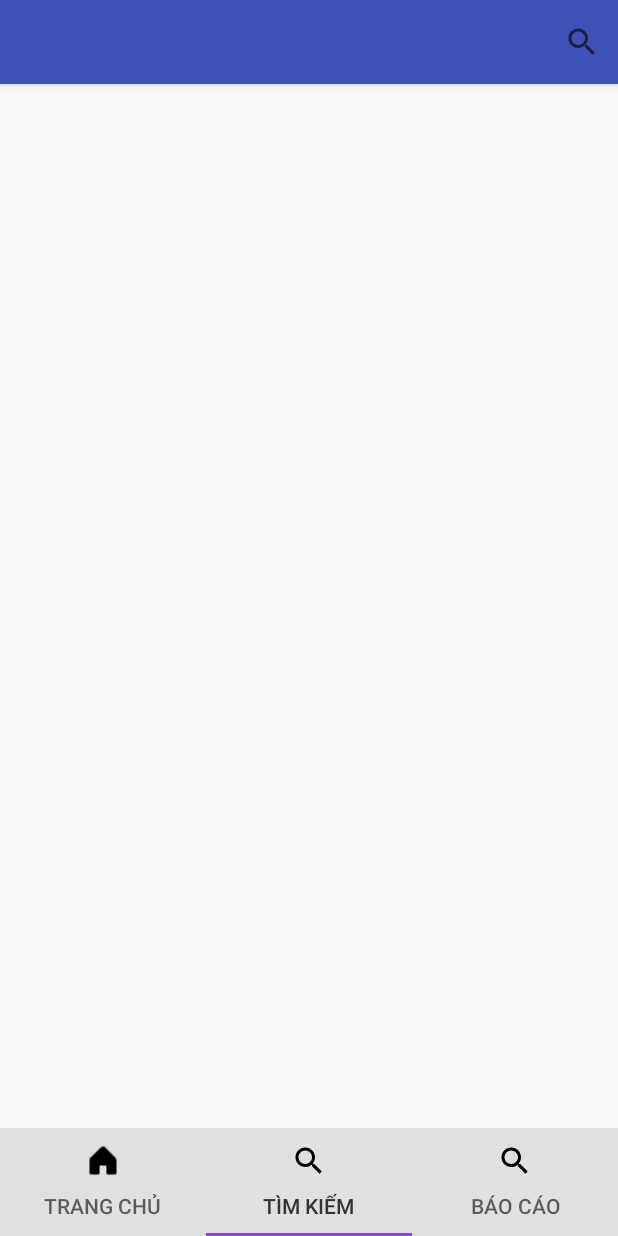
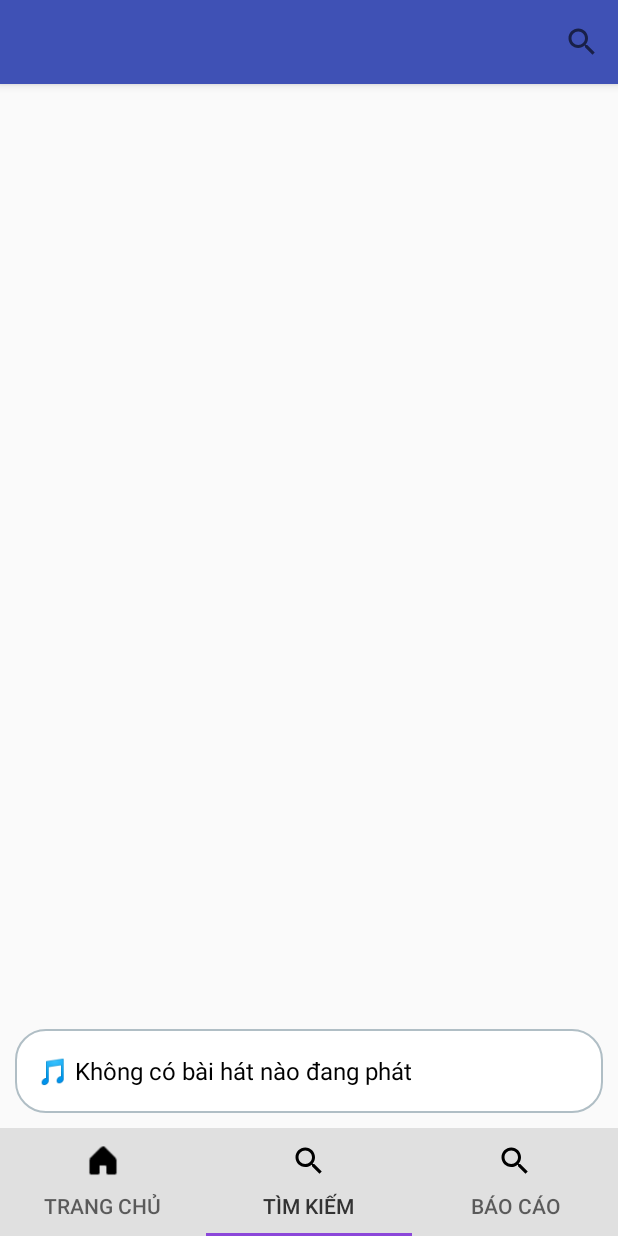
Before and after one commit to chanhdangcom/mobile-developer, an Android app: the screen it shows after launch (MainActivity), item 2 of the bottom bar chosen, on a phone screen of 412 x 824 dp. Run offline under Robolectric (Android 15) with nearby library versions, the light colour scheme and no system bars; our stand-ins replace Picasso; libraries missing offline, so code that uses them is left out: com.github.mikephil.charting, me.relex.circleindicator; pictures from the network do not load; 69 statements that could not run were skipped.

Commit message:
feat(MainActivity): add now playing toolbar to display current song and handle click events to navigate to PlayMusicActivity feat(PlayMusicActivity): update song handling to support new song data and improve UI updates for current song feat(MusicService): modify playSong method to accept song object instead of link and update current song holder chore(CurrentSongHolder): create a new class to hold the currently playing song for easier access across activities style(rounded_corner.xml): add stroke to rounded corner drawable for better visual appearance style(activity_main.xml): add now playing toolbar layout to main activity for displaying current song information fix(strings.xml): add new string resources for better localization and user feedback messages

```diff
--- a/app/src/main/java/com/ngdat/mymusic/Activity/MainActivity.java
+++ b/app/src/main/java/com/ngdat/mymusic/Activity/MainActivity.java
@@ -9,10 +9,17 @@ import com.ngdat.mymusic.Fragment.Fragment_TimKiem;
 import com.ngdat.mymusic.Fragment.Fragment_TrangChu;
 import com.ngdat.mymusic.Fragment.baocao.FragmentBaoCao;
 import com.ngdat.mymusic.R;
+import android.content.Intent;
+import android.view.View;
+import android.widget.TextView;
+import androidx.appcompat.widget.Toolbar;
+import com.ngdat.mymusic.Adapter.CurrentSongHolder;
 
 public class MainActivity extends AppCompatActivity {
     TabLayout mTabLayout;
     ViewPager mViewPager;
+    Toolbar nowPlayingToolbar;
+    TextView tvNowPlaying;
 
     @Override
     protected void onCreate(Bundle savedInstanceState) {
@@ -20,6 +27,14 @@ public class MainActivity extends AppCompatActivity {
         setContentView(R.layout.activity_main);
         initView();
         init();
+        setupNowPlayingToolbar(); // <-- gọi hàm mới
+    }
+
+    private void initView() {
+        mTabLayout = findViewById(R.id.myTablayout);
+        mViewPager = findViewById(R.id.myViewPager);
+        nowPlayingToolbar = findViewById(R.id.nowPlayingToolbar);
+        tvNowPlaying = findViewById(R.id.tvNowPlaying);
     }
 
     private void init() {
@@ -31,21 +46,43 @@ public class MainActivity extends AppCompatActivity {
         mViewPager.setAdapter(mViewPagerAdapter);
         mTabLayout.setupWithViewPager(mViewPager);
 
-        // Set icon an toàn, kiểm tra null trước
-        if (mTabLayout.getTabAt(0) != null) {
-            mTabLayout.getTabAt(0).setIcon(R.drawable.icontrangchu);
-        }
-        if (mTabLayout.getTabAt(1) != null) {
-            mTabLayout.getTabAt(1).setIcon(R.drawable.ic_search);
-        }
-        if (mTabLayout.getTabAt(2) != null) {
-            mTabLayout.getTabAt(2).setIcon(R.drawable.ic_search);
-        }
-        // KHÔNG setTabAt(3) vì chỉ có 3 tab!
+        if (mTabLayout.getTabAt(0) != null) mTabLayout.getTabAt(0).setIcon(R.drawable.icontrangchu);
+        if (mTabLayout.getTabAt(1) != null) mTabLayout.getTabAt(1).setIcon(R.drawable.ic_search);
+        if (mTabLayout.getTabAt(2) != null) mTabLayout.getTabAt(2).setIcon(R.drawable.ic_search);
     }
 
-    private void initView() {
-        mTabLayout = findViewById(R.id.myTablayout);
-        mViewPager = findViewById(R.id.myViewPager);
+    private void setupNowPlayingToolbar() {
+        nowPlayingToolbar.setOnClickListener(new View.OnClickListener() {
+            @Override
+            public void onClick(View v) {
+                if (CurrentSongHolder.currentSong != null) {
+                    Intent intent = new Intent(MainActivity.this, PlayMusicActivity.class);
+                    intent.putExtra("cakhuc", CurrentSongHolder.currentSong);
+                    startActivity(intent);
+                }
+            }
+        });
+
+        // Hiển thị tên bài hát nếu có
+        if (CurrentSongHolder.currentSong != null) {
+            tvNowPlaying.setText("🎵 Đang phát: " + CurrentSongHolder.currentSong.getTenBaiHat());
+        } else {
+            tvNowPlaying.setText("🎵 Không có bài hát nào đang phát");
+        }
+
+        updateNowPlayingText();
+    }
+    private void updateNowPlayingText() {
+        if (CurrentSongHolder.currentSong != null) {
+            tvNowPlaying.setText("🎵 Đang phát: " + CurrentSongHolder.currentSong.getTenBaiHat());
+        } else {
+            tvNowPlaying.setText("🎵 Không có bài hát nào đang phát");
+        }
+    }
+
+    @Override
+    protected void onResume() {
+        super.onResume();
+        updateNowPlayingText(); // Cập nhật mỗi khi quay lại màn hình chính
     }
 }
--- a/app/src/main/res/drawable/rounded_corner.xml
+++ b/app/src/main/res/drawable/rounded_corner.xml
@@ -2,4 +2,7 @@
     android:shape="rectangle">
     <solid android:color="#FFFFFF" android:alpha="0" /> <!-- trong suốt -->
     <corners android:radius="20dp" /> <!-- chỉnh độ cong -->
+    <stroke
+        android:width="1dp"
+        android:color="#B0BEC5" /> <!-- Màu xám -->
 </shape>
--- a/app/src/main/res/layout/activity_main.xml
+++ b/app/src/main/res/layout/activity_main.xml
@@ -14,6 +14,30 @@
         android:layout_weight="1"
         android:contentDescription="Trang hiển thị bài hát và CD nhạc" />
 
+    <androidx.appcompat.widget.Toolbar
+        android:id="@+id/nowPlayingToolbar"
+        android:layout_width="match_parent"
+        android:layout_height="wrap_content"
+        android:background="@drawable/rounded_corner"
+        android:layout_marginStart="10dp"
+        android:layout_marginEnd="10dp"
+        android:layout_marginBottom="10dp"
+        android:clickable="true"
+        android:focusable="true"
+        android:orientation="horizontal">
+
+        <TextView
+            android:id="@+id/tvNowPlaying"
+            android:layout_width="wrap_content"
+            android:layout_height="wrap_content"
+            android:text="Không có bài hát đang phát"
+            android:textSize="16sp"
+            android:textColor="#000000"
+            android:ellipsize="end"
+            android:maxLines="1"
+            android:layout_weight="1" />
+    </androidx.appcompat.widget.Toolbar>
+
     <com.google.android.material.tabs.TabLayout
         android:id="@+id/myTablayout"
         android:layout_width="match_parent"
--- a/app/src/main/res/values/strings.xml
+++ b/app/src/main/res/values/strings.xml
@@ -5,4 +5,7 @@
     <string name="desc_play_pause">Phát / Tạm dừng</string>
     <string name="desc_next">Bài tiếp</string>
     <string name="desc_repeat">Lặp lại</string>
+    <string name="app_name_music">My Music</string> <string name="no_music_playing">Không có nhạc đang phát</string>
+    <string name="error_loading_song">Lỗi tải thông tin bài hát</string>
+    <string name="no_music_selected">Chưa chọn bài hát</string>
 </resources>
```
Also changed, not shown: app/src/main/java/com/ngdat/mymusic/Activity/PlayMusicActivity.java (+80 -46 lines), app/src/main/java/com/ngdat/mymusic/Adapter/CurrentSongHolder.java (added, +7 -0 lines), app/src/main/java/com/ngdat/mymusic/Service/MusicService.java (+28 -27 lines).
